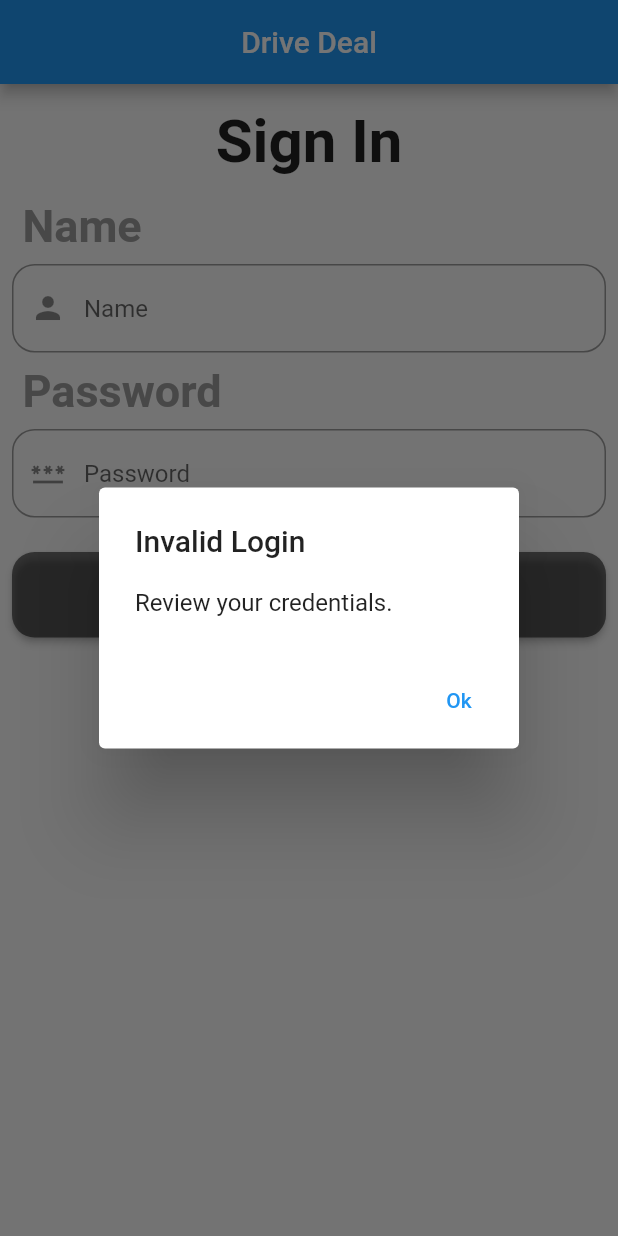
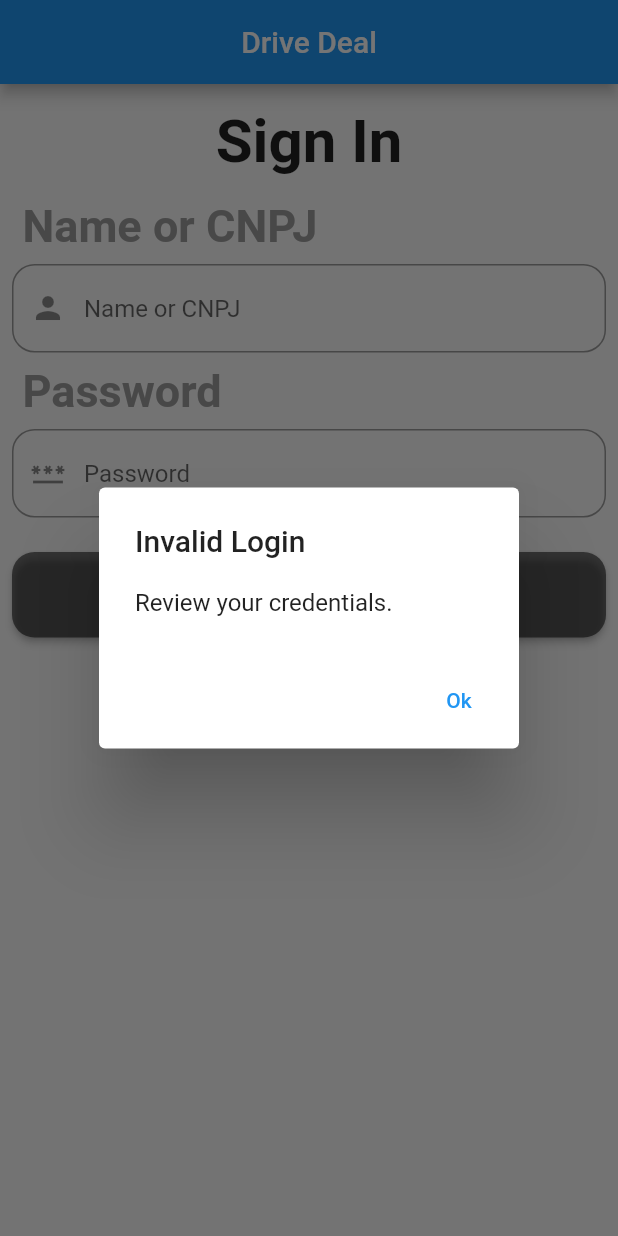
Before and after one commit to mickaelrei/drive-deal, a Flutter app: the screen it shows after launch, after a tap on "Enter", on a phone screen of 412 x 824 dp. Run offline on Flutter 3.47's test engine with Material 2 defaults, Android fonts, the light colour scheme and no system bars; our stand-ins replace sqflite; accounts and stored records are empty.

Commit message:
Changed login

```diff
--- a/lib/repositories/partner_store_repository.dart
+++ b/lib/repositories/partner_store_repository.dart
@@ -35,6 +35,32 @@ class PartnerStoreRepository {
     return list;
   }
 
+  /// Method to get [PartnerStore] from given CNPJ
+  Future<PartnerStore?> selectFromCNPJ(String cnpj) async {
+    final database = await getDatabase();
+
+    // Query all items
+    final List<Map<String, dynamic>> result = await database.query(
+      PartnerStoreTable.tableName,
+      where: '${PartnerStoreTable.cnpj} = ?',
+      whereArgs: [cnpj],
+    );
+
+    // Check if exists
+    if (result.isNotEmpty) {
+      final item = result.first;
+      return PartnerStore(
+        id: item[PartnerStoreTable.id],
+        cnpj: item[PartnerStoreTable.cnpj],
+        name: item[PartnerStoreTable.name],
+        autonomyLevelId: item[PartnerStoreTable.autonomyLevelId],
+      );
+    }
+
+    // If no result, return null
+    return null;
+  }
+
   /// Method to delete a specific [PartnerStore] from database
   Future<void> delete(PartnerStore partnerStore) async {
     final database = await getDatabase();
--- a/lib/usecases/partner_store_use_case.dart
+++ b/lib/usecases/partner_store_use_case.dart
@@ -1,5 +1,3 @@
-import 'dart:math';
-
 import '../entities/partner_store.dart';
 import '../repositories/partner_store_repository.dart';
 
@@ -10,26 +8,18 @@ class PartnerStoreUseCase {
 
   final PartnerStoreRepository _partnerStoreRepository;
 
-  final _random = Random();
-
   /// Method to select from db
   Future<List<PartnerStore>> select() async {
     return _partnerStoreRepository.select();
+  }
+
+  /// Method to select from given CNPJ
+  Future<PartnerStore?> selectFromCNPJ(String cnpj) async {
+    return _partnerStoreRepository.selectFromCNPJ(cnpj);
   }
 
   /// Method to insert a [PartnerStore] in the database
   Future<int> insert(PartnerStore partnerStore) async {
     return await _partnerStoreRepository.insert(partnerStore);
   }
-
-  /// Method to generate a random password
-  String generatePassword([int length = 15]) {
-    var password = '';
-    for (var i = 0; i < 15; i++) {
-      final code = _random.nextInt(42) + 40;
-      password += String.fromCharCode(code);
-    }
-
-    return password;
-  }
 }
--- a/lib/view/login.dart
+++ b/lib/view/login.dart
@@ -1,27 +1,28 @@
 import 'package:flutter/material.dart';
 import 'package:provider/provider.dart';
 
+import '../entities/partner_store.dart';
 import '../entities/user.dart';
+
+import '../repositories/partner_store_repository.dart';
 import '../repositories/user_repository.dart';
+import '../usecases/partner_store_use_case.dart';
 import '../usecases/user_use_case.dart';
 
 import 'form_utils.dart';
 
 /// Provider for login page
 class LoginState with ChangeNotifier {
-  LoginState() {
-    log();
-  }
-
-  Future<void> log() async {
-    print(await _userUseCase.select());
-  }
-
   /// Use case for [User] operations
   final UserUseCase _userUseCase = UserUseCase(UserRepository());
 
-  /// Name text controller
-  final TextEditingController nameController = TextEditingController();
+  /// Use case for [PartnerStore] object
+  final PartnerStoreUseCase _partnerStoreUseCase = PartnerStoreUseCase(
+    PartnerStoreRepository(),
+  );
+
+  /// Name or CNPJ text controller
+  final TextEditingController nameOrCnpjController = TextEditingController();
 
   /// Password text controller
   final TextEditingController passwordController = TextEditingController();
@@ -34,10 +35,33 @@ class LoginState with ChangeNotifier {
 
   /// Method for login attempt
   Future<LoginType> login() async {
-    final user = await _userUseCase.getUser(
-      name: nameController.text,
-      password: passwordController.text,
-    );
+    // User object that will be either an admin or normal user (or null
+    // in case of invalid login)
+    late User? user;
+
+    // Check if login was a name or a CNPJ
+    final loginText = nameOrCnpjController.text;
+    if (_userUseCase.isCNPJ(loginText)) {
+      // Its a CNPJ
+      // Try to find store with same CNPJ
+      final store = await _partnerStoreUseCase.selectFromCNPJ(loginText);
+      if (store == null) {
+        // No store with this CNPJ
+        return LoginType.invalid;
+      }
+
+      // Get normal user
+      user = await _userUseCase.getUser(
+        storeId: store.id!,
+        password: passwordController.text,
+      );
+    } else {
+      // Its a name, so get admin user
+      user = await _userUseCase.getAdmin(
+        name: loginText,
+        password: passwordController.text,
+      );
+    }
 
     // Invalid user
     if (user == null) {
@@ -56,7 +80,7 @@ class LoginState with ChangeNotifier {
   void dispose() {
     super.dispose();
 
-    nameController.dispose();
+    nameOrCnpjController.dispose();
     passwordController.dispose();
   }
 }
@@ -112,10 +136,10 @@ class LoginForm extends StatelessWidget {
             child: Column(
               crossAxisAlignment: CrossAxisAlignment.stretch,
               children: [
-                const FormTextHeader(label: 'Name'),
+                const FormTextHeader(label: 'Name or CNPJ'),
                 FormTextEntry(
-                  controller: state.nameController,
-                  label: 'Name',
+                  controller: state.nameOrCnpjController,
+                  label: 'Name or CNPJ',
                   prefixIcon: Icons.person,
                 ),
                 const FormTextHeader(label: 'Password'),
```
Also changed, not shown: lib/usecases/user_use_case.dart (+46 -2 lines), lib/view/partner_home.dart (+10 -1 lines), lib/view/register_store.dart (+8 -8 lines).
